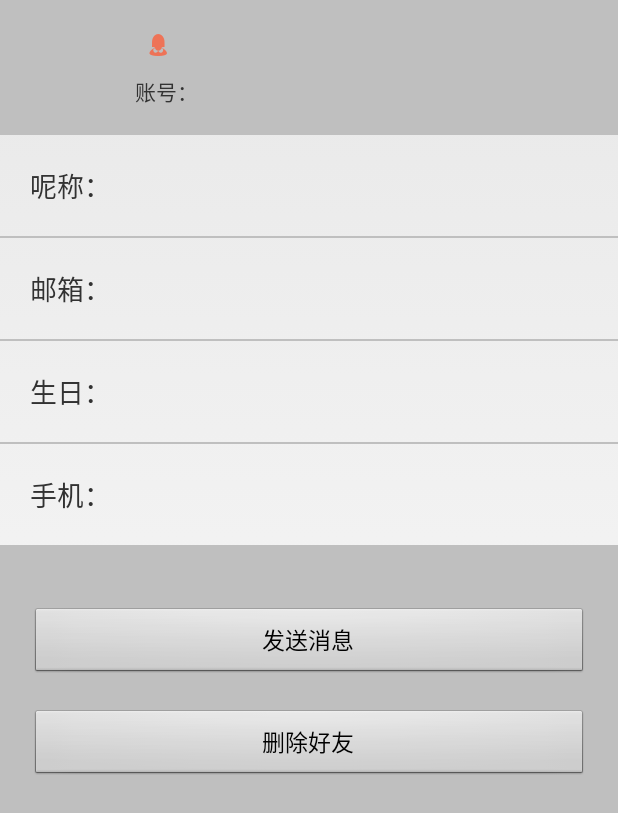
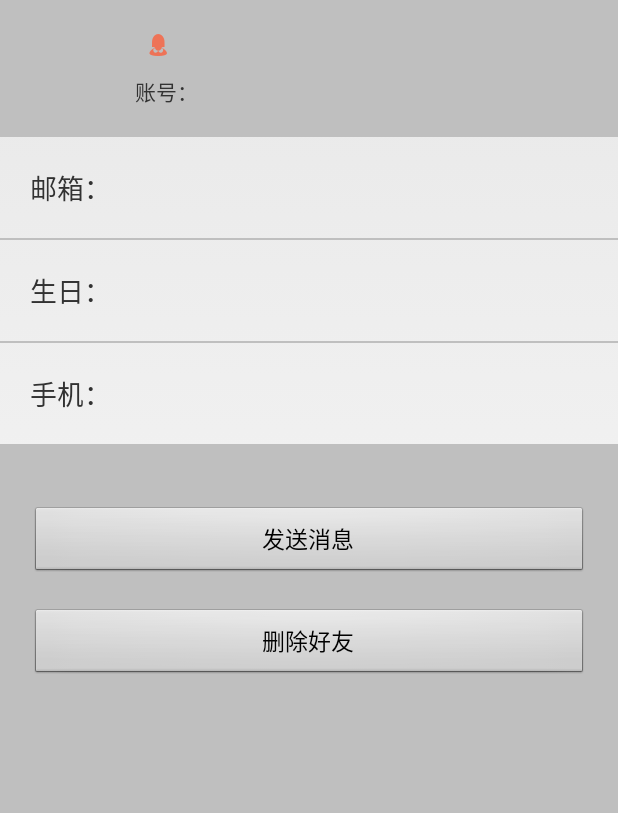
Before and after one commit to GHvictor/DecipherStranger, an Android app: the FriendInfoActivity screen opened directly, with no data from a screen before it, on a phone screen of 412 x 824 dp. Shown: the top 813 px of the screen. Run offline under Robolectric (Android 15) with nearby library versions, the phone set to English and light mode, and no system bars; 4 statements that could not run were skipped.

Commit message:
bug修复

```diff
--- a/app/src/main/java/com/android/decipherstranger/Network/ClientListenThread.java
+++ b/app/src/main/java/com/android/decipherstranger/Network/ClientListenThread.java
@@ -59,6 +59,7 @@ public class ClientListenThread extends Thread {
                     System.out.println(reMsg);
                     JSONObject jsonObj = new JSONObject(reMsg);
                     Log.v("能不能接到aaaaa", reMsg);
+                    System.out.println("++++++++++++这是一条消息");
                     int msgType = jsonObj.getInt("re_type");            // type of message received
                     switch (msgType) {
                         case GlobalMsgUtils.msgLogin:
--- a/app/src/main/java/com/android/decipherstranger/activity/MainPageActivity/ChatMsgActivity.java
+++ b/app/src/main/java/com/android/decipherstranger/activity/MainPageActivity/ChatMsgActivity.java
@@ -309,7 +309,11 @@ public class ChatMsgActivity extends BaseActivity implements OnClickListener {
     protected void onActivityResult(int requestCode, int resultCode, Intent data) {
             switch (requestCode) {
                 case IMAGE_REQUEST_CODE:
+                    try {
                         startPhotoZoom(data.getData());
+                    } catch (Exception e) {
+                        e.printStackTrace();
+                    }
                     break;
                 case CAMERA_REQUEST_CODE:
                     if (Tools.hasSdcard()) {
@@ -323,7 +327,7 @@ public class ChatMsgActivity extends BaseActivity implements OnClickListener {
                     }
                     break;
                 case RESULT_REQUEST_CODE:
-                if (data != null) {
+                    if (data!= null){
                         getImageToView(data);
                     }
                     break;
--- a/app/src/main/java/com/android/decipherstranger/activity/RegisterActivityPhoto.java
+++ b/app/src/main/java/com/android/decipherstranger/activity/RegisterActivityPhoto.java
@@ -193,7 +193,11 @@ public class RegisterActivityPhoto extends BaseActivity {
     protected void onActivityResult(int requestCode, int resultCode, Intent data) {
         switch (requestCode) {
             case IMAGE_REQUEST_CODE:
-                startPhotoZoom(data.getData());
+                try {
+                    startPhotoZoom(data.getData());
+                } catch (Exception e) {
+                    e.printStackTrace();
+                }
                 break;
             case CAMERA_REQUEST_CODE:
                 if (Tools.hasSdcard()) {
--- a/app/src/main/java/com/android/decipherstranger/activity/SubpageActivity/FriendInfoActivity.java
+++ b/app/src/main/java/com/android/decipherstranger/activity/SubpageActivity/FriendInfoActivity.java
@@ -46,7 +46,6 @@ public class FriendInfoActivity extends BaseActivity {
     private ImageView friendSex;
     private TextView friendName;
     private TextView friendAccount;
-    private TextView friendAtavar;
     private TextView friendEmail;
     private TextView friendBirth;
     private TextView friendPhone;
@@ -120,7 +119,6 @@ public class FriendInfoActivity extends BaseActivity {
         friendSex = (ImageView) findViewById(R.id.friend_sex);
         friendName = (TextView) findViewById(R.id.friend_name);
         friendAccount = (TextView) findViewById(R.id.friend_account);
-        friendAtavar = (TextView) findViewById(R.id.friend_atavar);
         friendEmail = (TextView) findViewById(R.id.friend_email);
         friendBirth = (TextView) findViewById(R.id.friend_birth);
         friendPhone = (TextView) findViewById(R.id.friend_phone);
@@ -220,7 +218,9 @@ public class FriendInfoActivity extends BaseActivity {
             if(intent.getAction().equals("com.android.decipherstranger.SHOWFRI")) {
                 if (intent.getStringExtra("OK") != null && intent.getStringExtra("OK").equals("OK")){
                     Intent toMainPage = new Intent(FriendInfoActivity.this, MainPageActivity.class);
+                    toMainPage.setFlags(Intent.FLAG_ACTIVITY_CLEAR_TOP);
                     startActivity(toMainPage);
+                    finish();
                 }else{
                     //Todo reEmail rePhone reBirth
                     presonalInfo.setEmail(intent.getStringExtra("reEmail"));
--- a/app/src/main/res/layout/contact_info.xml
+++ b/app/src/main/res/layout/contact_info.xml
@@ -50,21 +50,6 @@
                     android:id="@+id/friend_account" />
             </LinearLayout>
         </LinearLayout>
-    </LinearLayout>
-    <LinearLayout
-        android:layout_width="fill_parent"
-        android:layout_height="wrap_content">
-        <TextView
-            android:layout_width="wrap_content"
-            android:layout_height="wrap_content"
-            android:layout_margin="20dip"
-            android:textSize="18dip"
-            android:text="呢称："/>
-        <TextView
-            android:layout_width="wrap_content"
-            android:layout_height="wrap_content"
-            android:layout_margin="20dip"
-            android:id="@+id/friend_atavar"/>
     </LinearLayout>
     <view
         android:layout_width="fill_parent"
--- a/app/src/main/res/layout/contact_list_item.xml
+++ b/app/src/main/res/layout/contact_list_item.xml
@@ -8,7 +8,7 @@
         android:id="@+id/catalog"
         android:layout_width="fill_parent"
         android:layout_height="wrap_content"
-        android:background="#ff2c3d52"
+        android:background="@color/grey"
         android:textColor="#454545"
         android:layout_weight="1.0"
         android:paddingLeft="5dip"
```
Also changed, not shown: app/src/main/java/com/android/decipherstranger/activity/MainPageActivity/ContactsPageActivity.java (+6 -7 lines), app/src/main/java/com/android/decipherstranger/activity/MainPageActivity/MainPageActivity.java (+11 -2 lines). Lines whose indentation alone changed are shown as unchanged.
